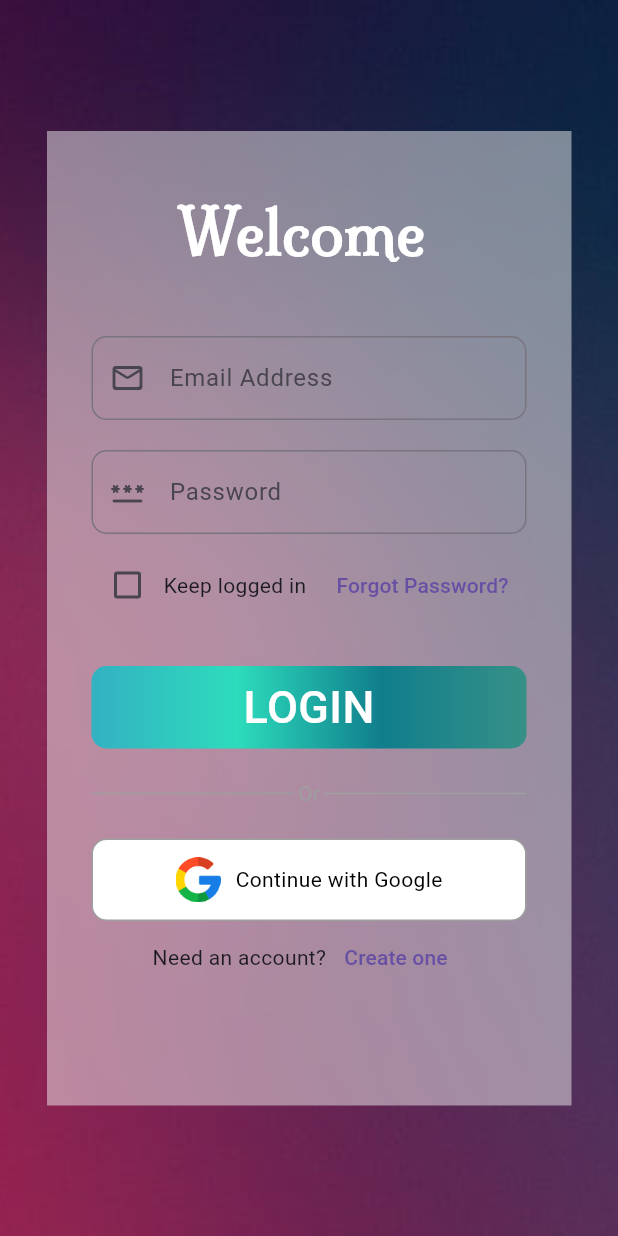
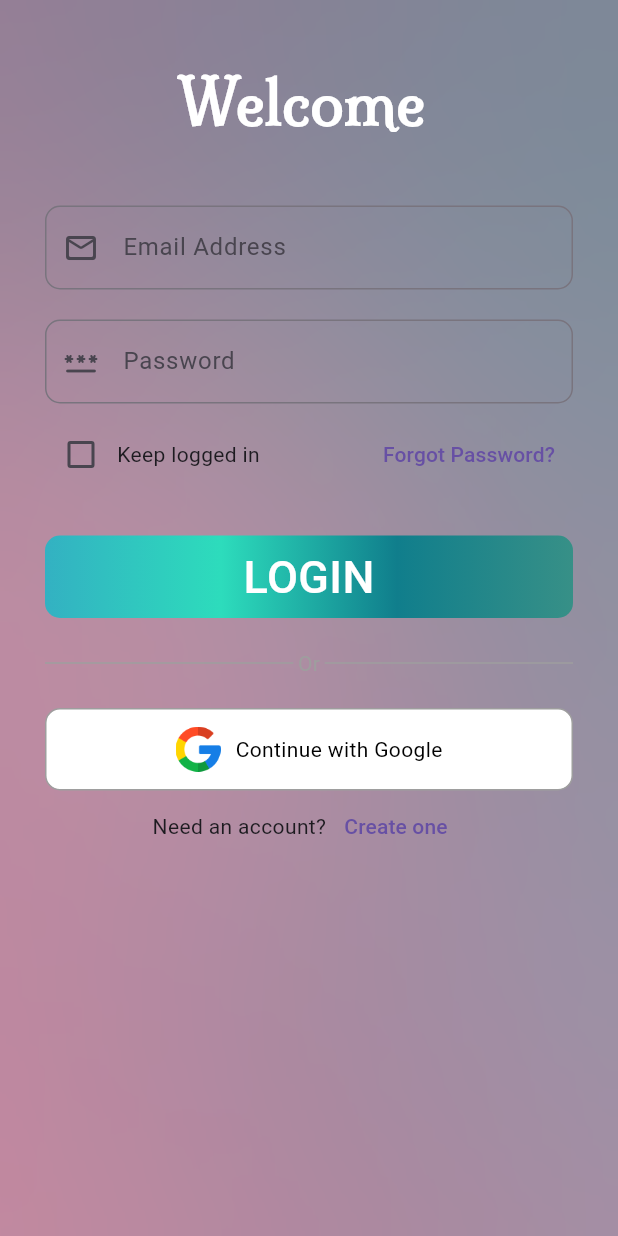
Before and after one commit to AiswaryaAjayakumar/bridal_app_project, a Flutter app: the screen it shows after launch, on a phone screen of 412 x 824 dp. Run offline on Flutter 3.47's test engine with Material 3 defaults, Android fonts, the phone set to English and light mode, and no system bars; our stand-ins replace carousel_slider, firebase_auth, firebase_core, lottie, shared_preferences; accounts and stored records are empty.

Commit message:
add changes

```diff
--- a/lib/main.dart
+++ b/lib/main.dart
@@ -1,10 +1,12 @@
 // ignore_for_file: prefer_const_constructors
 
-
 import 'package:bridal_app_project/view/splash_screen/splash_screen.dart';
+import 'package:firebase_core/firebase_core.dart';
 import 'package:flutter/material.dart';
 
 void main() {
+  WidgetsFlutterBinding.ensureInitialized();
+  Firebase.initializeApp();
   runApp(BridalApp());
 }
 
--- a/lib/view/sign_page/sign_page_screen.dart
+++ b/lib/view/sign_page/sign_page_screen.dart
@@ -8,8 +8,10 @@ import 'package:bridal_app_project/view/bottom_navigation/bottom_nav.dart';
 
 import 'package:bridal_app_project/view/sign_page/widgets/forgot_password.dart';
 import 'package:bridal_app_project/view/sign_up_page/sign_up_page.dart';
+import 'package:flutter/cupertino.dart';
 
 import 'package:flutter/material.dart';
+import 'package:flutter/widgets.dart';
 
 import 'package:shared_preferences/shared_preferences.dart';
 
@@ -27,6 +29,7 @@ class _SignPageScreenState extends State<SignPageScreen> {
   @override
   Widget build(BuildContext context) {
     return Scaffold(
+      resizeToAvoidBottomInset: false,
       body: Stack(children: [
         ConstrainedBox(
             constraints: const BoxConstraints.expand(),
@@ -39,16 +42,16 @@ class _SignPageScreenState extends State<SignPageScreen> {
           child: BackdropFilter(
             filter: ImageFilter.blur(sigmaX: 10.0, sigmaY: 10.0),
             child: Container(
-              width: 350.0,
-              height: 650.0,
+              // width: 350.0,
+              // height: 700.0,
               decoration:
                   BoxDecoration(color: Colors.grey.shade200.withOpacity(0.5)),
+              child: Column(
+                children: [
+                  Center(
                     child: Padding(
-                padding: EdgeInsets.only(
-                    bottom: MediaQuery.of(context).viewInsets.bottom),
-                child: Center(
-                  child: Padding(
-                    padding: EdgeInsets.symmetric(horizontal: 30, vertical: 40),
+                      padding:
+                          EdgeInsets.symmetric(horizontal: 30, vertical: 40),
                       child: Column(
                         children: [
                           Text(
@@ -107,7 +110,8 @@ class _SignPageScreenState extends State<SignPageScreen> {
                                     Navigator.push(
                                         context,
                                         MaterialPageRoute(
-                                        builder: (context) => ForgotPassword(),
+                                          builder: (context) =>
+                                              ForgotPassword(),
                                         ));
                                   },
                                   child: Text("Forgot Password?"))
@@ -138,7 +142,8 @@ class _SignPageScreenState extends State<SignPageScreen> {
                               } else {
                                 ScaffoldMessenger.of(context)
                                     .showSnackBar(SnackBar(
-                                content: Text("Incorrect username or password"),
+                                  content:
+                                      Text("Incorrect username or password"),
                                   backgroundColor: StartingColor.customRed,
                                 ));
                               }
@@ -149,7 +154,7 @@ class _SignPageScreenState extends State<SignPageScreen> {
                             child: Container(
                               height: 55,
                               // height: MediaQuery.sizeOf(context).height,
-                            width: MediaQuery.sizeOf(context).width,
+                              // width: MediaQuery.sizeOf(context).width,
                               decoration: BoxDecoration(
                                   gradient: LinearGradient(
                                       colors: [
@@ -196,7 +201,8 @@ class _SignPageScreenState extends State<SignPageScreen> {
                               ),
                               Text(
                                 "Or",
-                              style: TextStyle(color: StartingColor.customGrey),
+                                style:
+                                    TextStyle(color: StartingColor.customGrey),
                               ),
                               SizedBox(
                                 width: 3,
@@ -234,7 +240,8 @@ class _SignPageScreenState extends State<SignPageScreen> {
                                 SizedBox(
                                   height: 30,
                                   child: Image(
-                                  image: AssetImage("assets/images/google.png"),
+                                    image:
+                                        AssetImage("assets/images/google.png"),
                                   ),
                                 ),
                                 SizedBox(
@@ -270,6 +277,7 @@ class _SignPageScreenState extends State<SignPageScreen> {
                       ),
                     ),
                   ),
+                ],
               ),
             ),
           ),
--- a/pubspec.yaml
+++ b/pubspec.yaml
@@ -38,6 +38,10 @@ dependencies:
   lottie: ^3.1.0
   carousel_slider: ^4.2.1
   shared_preferences: ^2.2.2
+  change_app_package_name: ^1.1.0
+  firebase_auth: ^4.19.0
+  firebase_core: ^2.27.2
+  cloud_firestore: ^4.15.10
 
 dev_dependencies:
   flutter_test:
```
Also changed, not shown: lib/view/home_screen/widgets/jayalakshmi_tex.dart (+20 -24 lines), lib/view/sign_up_page/sign_up_page.dart (+60 -1 lines), pubspec.lock, 9 other files. Lines whose indentation alone changed are shown as unchanged.
